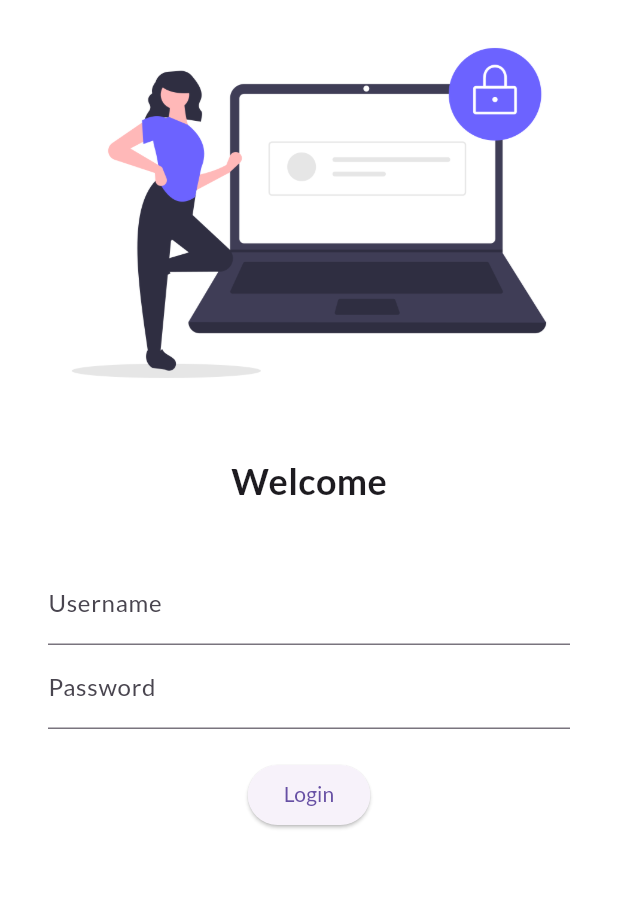
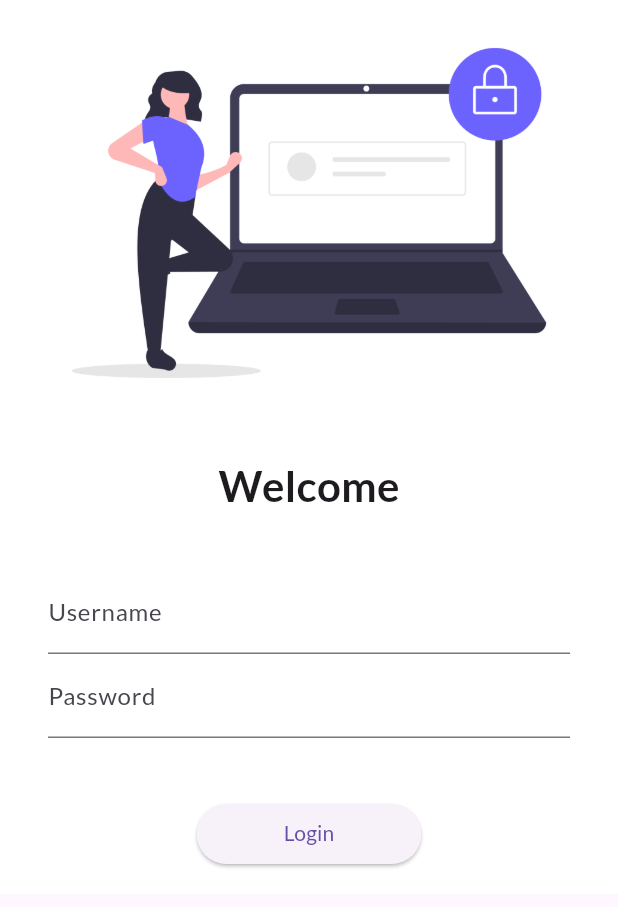
Before and after one commit to Diksha0310/Flutter, a Flutter app: the LoginPage widget shown alone on an empty page, opened directly, on a phone screen of 412 x 824 dp. Shown: the top 907 px of the screen. Run offline on Flutter 3.47's test engine with Material 3 defaults, Android fonts, the phone set to English and light mode, and no system bars; our stand-ins replace google_fonts.

Commit message:
Day5 Completed

```diff
--- a/lib/main.dart
+++ b/lib/main.dart
@@ -1,5 +1,6 @@
 import 'package:flutter/material.dart';
 import 'package:flutter_catalog/pages/login_page.dart';
+import 'package:flutter_catalog/utils/routes.dart';
 import 'pages/home.dart';
 import 'package:google_fonts/google_fonts.dart';
 
@@ -24,7 +25,8 @@ class MyApp extends StatelessWidget {
       initialRoute: "/home",
       routes: {
         "/" : (context) => LoginPage(),
-        "/login" : (context) => HomePage()
+        MyRoutes.homeRoute : (context) => HomePage(),
+        MyRoutes.loginRoute : (context) => LoginPage()
       },
     );
   }
--- a/lib/pages/login_page.dart
+++ b/lib/pages/login_page.dart
@@ -1,4 +1,5 @@
 import 'package:flutter/material.dart';
+import 'package:flutter_catalog/utils/routes.dart';
 
 
 class LoginPage extends StatelessWidget {
@@ -8,6 +9,7 @@ class LoginPage extends StatelessWidget {
   Widget build(BuildContext context) {
     return  Material(
       color: Colors.white,
+      child: SingleChildScrollView(
         child: Column(
           children: [
             Image.asset("assets/images/login.png",
@@ -17,7 +19,7 @@ class LoginPage extends StatelessWidget {
             ),
             Text("Welcome",
             style: TextStyle(
-            fontSize: 24,
+              fontSize: 28,
               fontWeight: FontWeight.bold,
             ),),
             SizedBox(
@@ -41,15 +43,17 @@ class LoginPage extends StatelessWidget {
                     ),
                   ),
                   SizedBox(
-                  height: 20.0,
+                    height: 40.0,
                   ),
                   ElevatedButton(onPressed: (){
-                  print("Hi Diksha");
-                }, child: Text("Login"))
+                    Navigator.pushNamed(context, MyRoutes.homeRoute);
+                  }, child: Text("Login"),
+                  style: TextButton.styleFrom(minimumSize: Size(150, 40)),)
                 ],
               ),
             )
           ],
+        ),
       )
     );
   }
--- /dev/null
+++ b/lib/utils/routes.dart
@@ -0,0 +1,4 @@
+class MyRoutes{
+  static String loginRoute = "/login";
+  static String homeRoute = "/home";
+}
```
Lines whose indentation alone changed are shown as unchanged.
